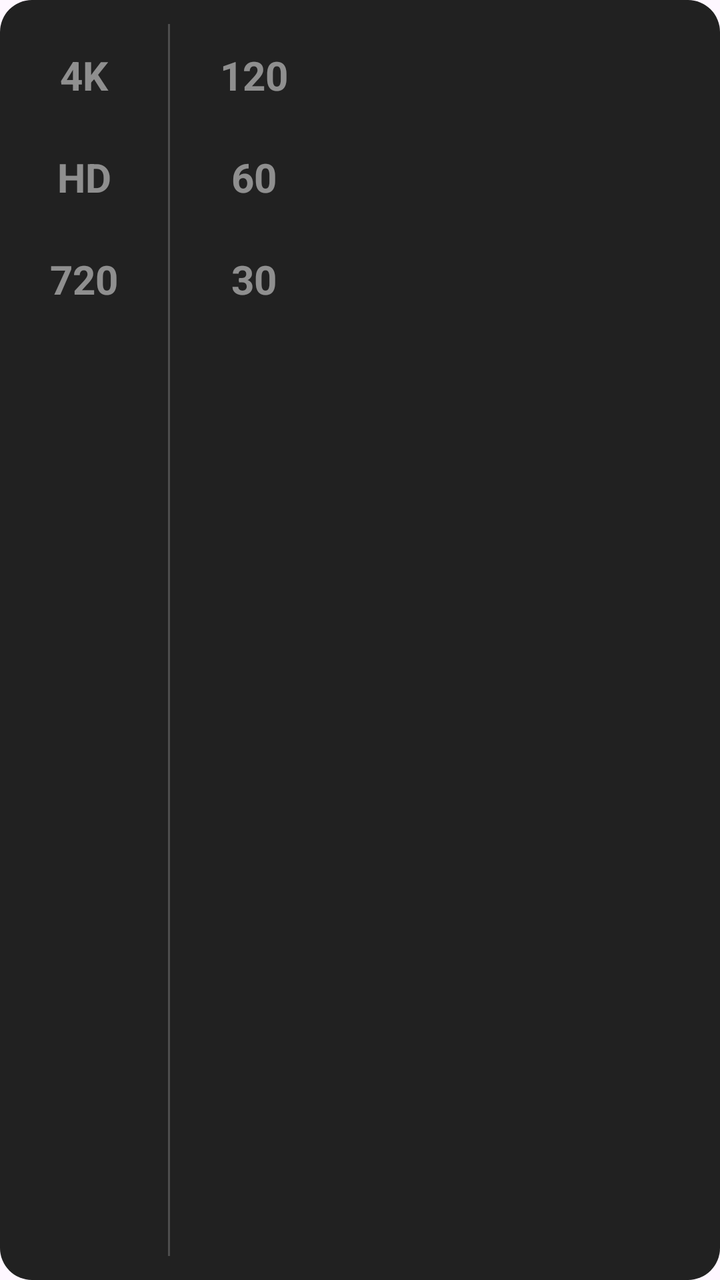
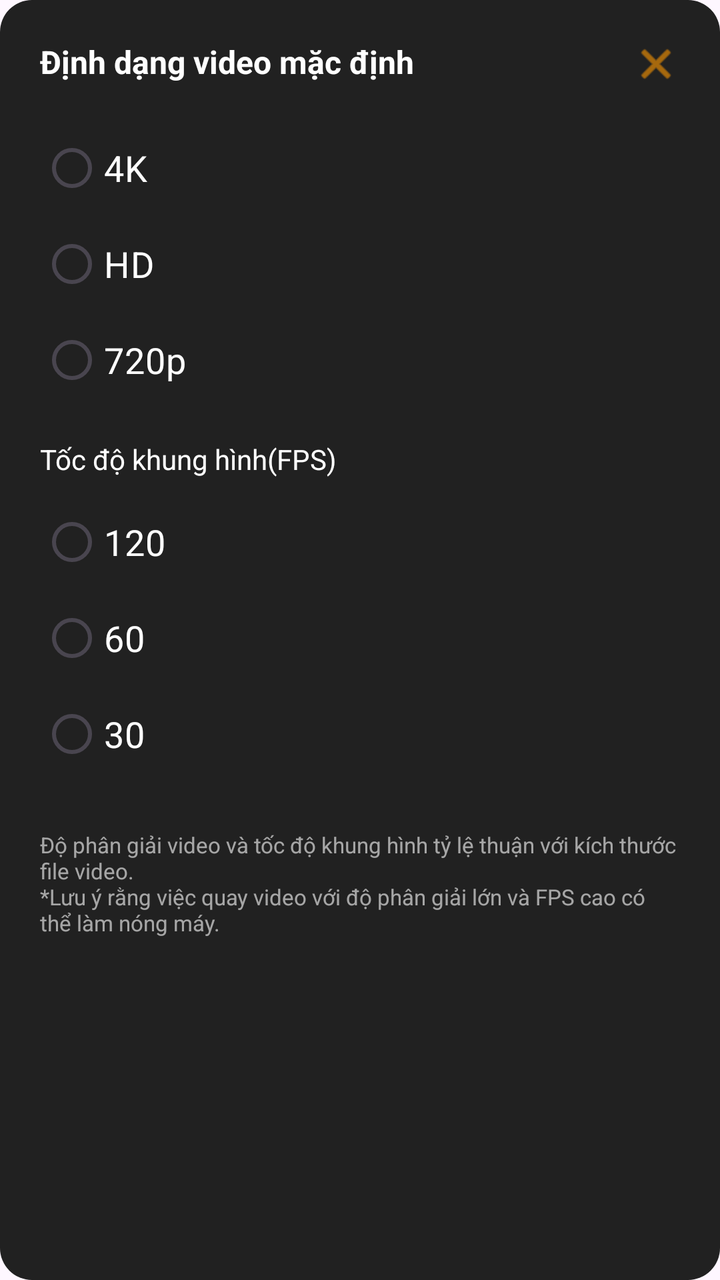

An Android layout rendered at two revisions. The XML below is the earlier revision; the diff shows what the commit changed to produce the second picture.
<!-- AndroidManifest.xml: application theme Theme.MyApplication -->
<!-- res/layout/popup_video_config.xml -->
<?xml version="1.0" encoding="utf-8"?>
<LinearLayout xmlns:android="http://schemas.android.com/apk/res/android"
    android:layout_width="wrap_content"
    android:layout_height="wrap_content"
    android:orientation="horizontal"
    android:background="@drawable/bg_popup_rounded"
    android:padding="12dp">

    
    <LinearLayout
        android:layout_width="wrap_content"
        android:layout_height="wrap_content"
        android:orientation="vertical">

        <TextView
            android:id="@+id/tvVideo4K"
            android:layout_width="60dp"
            android:layout_height="wrap_content"
            android:text="4K"
            android:textColor="@color/white"
            android:textSize="20sp"
            android:textStyle="bold"
            android:gravity="center"
            android:alpha="0.5"
            android:paddingVertical="12dp"/>

        <TextView
            android:id="@+id/tvVideoHD"
            android:layout_width="60dp"
            android:layout_height="wrap_content"
            android:text="HD"
            android:textColor="@color/white"
            android:textSize="20sp"
            android:textStyle="bold"
            android:gravity="center"
            android:alpha="0.5"
            android:paddingVertical="12dp"/>

        <TextView
            android:id="@+id/tvVideo720"
            android:layout_width="60dp"
            android:layout_height="wrap_content"
            android:text="720"
            android:textColor="@color/white"
            android:textSize="20sp"
            android:textStyle="bold"
            android:gravity="center"
            android:alpha="0.5"
            android:paddingVertical="12dp"/>
    </LinearLayout>

    <View
        android:layout_width="1dp"
        android:layout_height="match_parent"
        android:background="#33FFFFFF"
        android:layout_marginHorizontal="12dp"/>

    
    <LinearLayout
        android:layout_width="wrap_content"
        android:layout_height="wrap_content"
        android:orientation="vertical">

        <TextView
            android:id="@+id/tvFps120"
            android:layout_width="60dp"
            android:layout_height="wrap_content"
            android:text="120"
            android:textColor="@color/white"
            android:textSize="20sp"
            android:textStyle="bold"
            android:gravity="center"
            android:alpha="0.5"
            android:paddingVertical="12dp"/>

        <TextView
            android:id="@+id/tvFps60"
            android:layout_width="60dp"
            android:layout_height="wrap_content"
            android:text="60"
            android:textColor="@color/white"
            android:textSize="20sp"
            android:textStyle="bold"
            android:gravity="center"
            android:alpha="0.5"
            android:paddingVertical="12dp"/>

        <TextView
            android:id="@+id/tvFps30"
            android:layout_width="60dp"
            android:layout_height="wrap_content"
            android:text="30"
            android:textColor="@color/white"
            android:textSize="20sp"
            android:textStyle="bold"
            android:gravity="center"
            android:alpha="0.5"
            android:paddingVertical="12dp"/>
    </LinearLayout>
</LinearLayout>
<!-- resources referenced by this layout -->
<resources>
  <color name="white">#FFFFFFFF</color>
  <!-- drawable bg_popup_rounded (drawable) -->
  <?xml version="1.0" encoding="utf-8"?>
  <shape xmlns:android="http://schemas.android.com/apk/res/android">
      <solid android:color="#212121" />
      <corners android:radius="16dp" />
  </shape>
  <style name="Theme.MyApplication" parent="Base.Theme.MyApplication" />
  <style name="Base.Theme.MyApplication" parent="Theme.Material3.DayNight.NoActionBar">
          
          
      </style>
</resources>

<!-- the commit's change to res/layout/popup_video_config.xml (unified diff, before → after) -->
@@ -1,100 +1,119 @@
 <?xml version="1.0" encoding="utf-8"?>
 <LinearLayout xmlns:android="http://schemas.android.com/apk/res/android"
-    android:layout_width="wrap_content"
+    xmlns:app="http://schemas.android.com/apk/res-auto"
+    android:layout_width="280dp"
     android:layout_height="wrap_content"
-    android:orientation="horizontal"
+    android:orientation="vertical"
     android:background="@drawable/bg_popup_rounded"
-    android:padding="12dp">
+    android:padding="20dp">
 
-    
-    <LinearLayout
-        android:layout_width="wrap_content"
+    <RelativeLayout
+        android:layout_width="match_parent"
         android:layout_height="wrap_content"
-        android:orientation="vertical">
+        android:layout_marginBottom="16dp">
+        <TextView
+            android:layout_width="wrap_content"
+            android:layout_height="wrap_content"
+            android:text="Định dạng video mặc định"
+            android:textColor="@color/white"
+            android:textSize="16sp"
+            android:textStyle="bold" />
+        <ImageView
+            android:id="@+id/btnClosePopupVideo"
+            android:layout_width="24dp"
+            android:layout_height="24dp"
+            android:layout_alignParentEnd="true"
+            android:src="@android:drawable/ic_menu_close_clear_cancel"
+            app:tint="#FF9800" />
+    </RelativeLayout>
 
-        <TextView
+    <RadioGroup
+        android:id="@+id/rgQuality"
+        android:layout_width="match_parent"
+        android:layout_height="wrap_content">
+
+        <androidx.appcompat.widget.AppCompatRadioButton
             android:id="@+id/tvVideo4K"
-            android:layout_width="60dp"
+            android:layout_width="match_parent"
             android:layout_height="wrap_content"
             android:text="4K"
             android:textColor="@color/white"
-            android:textSize="20sp"
-            android:textStyle="bold"
-            android:gravity="center"
-            android:alpha="0.5"
-            android:paddingVertical="12dp"/>
+            android:textSize="18sp"
+            android:paddingVertical="10dp"
+            android:buttonTint="#FF9800" />
 
-        <TextView
+        <androidx.appcompat.widget.AppCompatRadioButton
             android:id="@+id/tvVideoHD"
-            android:layout_width="60dp"
+            android:layout_width="match_parent"
             android:layout_height="wrap_content"
             android:text="HD"
             android:textColor="@color/white"
-            android:textSize="20sp"
-            android:textStyle="bold"
-            android:gravity="center"
-            android:alpha="0.5"
-            android:paddingVertical="12dp"/>
+            android:textSize="18sp"
+            android:paddingVertical="10dp"
+            android:buttonTint="#FF9800" />
 
-        <TextView
+        <androidx.appcompat.widget.AppCompatRadioButton
             android:id="@+id/tvVideo720"
-            android:layout_width="60dp"
+            android:layout_width="match_parent"
             android:layout_height="wrap_content"
-            android:text="720"
+            android:text="720p"
             android:textColor="@color/white"
-            android:textSize="20sp"
-            android:textStyle="bold"
-            android:gravity="center"
-            android:alpha="0.5"
-            android:paddingVertical="12dp"/>
-    </LinearLayout>
+            android:textSize="18sp"
+            android:paddingVertical="10dp"
+            android:buttonTint="#FF9800" />
+    </RadioGroup>
 
-    <View
-        android:layout_width="1dp"
-        android:layout_height="match_parent"
-        android:background="#33FFFFFF"
-        android:layout_marginHorizontal="12dp"/>
+    <TextView
+        android:layout_width="match_parent"
+        android:layout_height="wrap_content"
+        android:layout_marginTop="16dp"
+        android:layout_marginBottom="8dp"
+        android:text="Tốc độ khung hình(FPS)"
+        android:textColor="@color/white"
+        android:textSize="14sp" />
 
-    
-    <LinearLayout
-        android:layout_width="wrap_content"
-        android:layout_height="wrap_content"
-        android:orientation="vertical">
+    <RadioGroup
+        android:id="@+id/rgFps"
+        android:layout_width="match_parent"
+        android:layout_height="wrap_content">
 
-        <TextView
+        <androidx.appcompat.widget.AppCompatRadioButton
             android:id="@+id/tvFps120"
-            android:layout_width="60dp"
+            android:layout_width="match_parent"
             android:layout_height="wrap_content"
             android:text="120"
             android:textColor="@color/white"
-            android:textSize="20sp"
-            android:textStyle="bold"
-            android:gravity="center"
-            android:alpha="0.5"
-            android:paddingVertical="12dp"/>
+            android:textSize="18sp"
+            android:paddingVertical="10dp"
+            android:buttonTint="#FF9800" />
 
-        <TextView
+        <androidx.appcompat.widget.AppCompatRadioButton
             android:id="@+id/tvFps60"
-            android:layout_width="60dp"
+            android:layout_width="match_parent"
             android:layout_height="wrap_content"
             android:text="60"
             android:textColor="@color/white"
-            android:textSize="20sp"
-            android:textStyle="bold"
-            android:gravity="center"
-            android:alpha="0.5"
-            android:paddingVertical="12dp"/>
+            android:textSize="18sp"
+            android:paddingVertical="10dp"
+            android:buttonTint="#FF9800" />
 
-        <TextView
+        <androidx.appcompat.widget.AppCompatRadioButton
             android:id="@+id/tvFps30"
-            android:layout_width="60dp"
+            android:layout_width="match_parent"
             android:layout_height="wrap_content"
             android:text="30"
             android:textColor="@color/white"
-            android:textSize="20sp"
-            android:textStyle="bold"
-            android:gravity="center"
-            android:alpha="0.5"
-            android:paddingVertical="12dp"/>
-    </LinearLayout>
+            android:textSize="18sp"
+            android:paddingVertical="10dp"
+            android:buttonTint="#FF9800" />
+    </RadioGroup>
+
+    <TextView
+        android:layout_width="match_parent"
+        android:layout_height="wrap_content"
+        android:layout_marginTop="24dp"
+        android:text="Độ phân giải video và tốc độ khung hình tỷ lệ thuận với kích thước file video.\n*Lưu ý rằng việc quay video với độ phân giải lớn và FPS cao có thể làm nóng máy."
+        android:textColor="#99FFFFFF"
+        android:textSize="11sp" />
+
 </LinearLayout>
